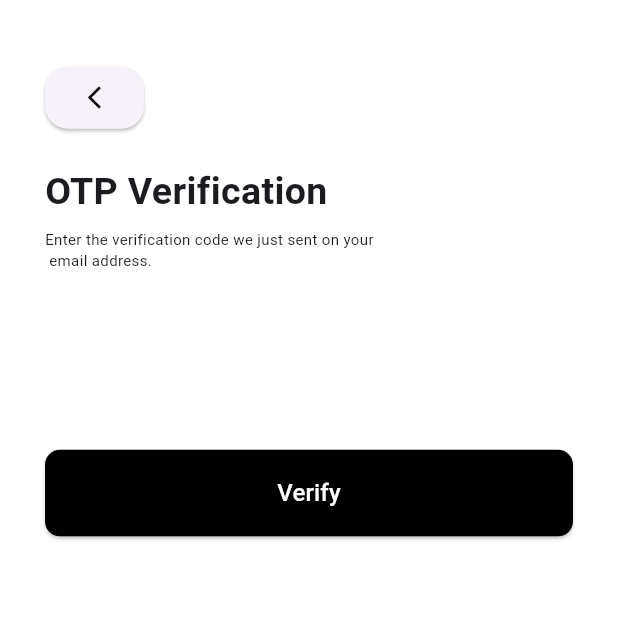
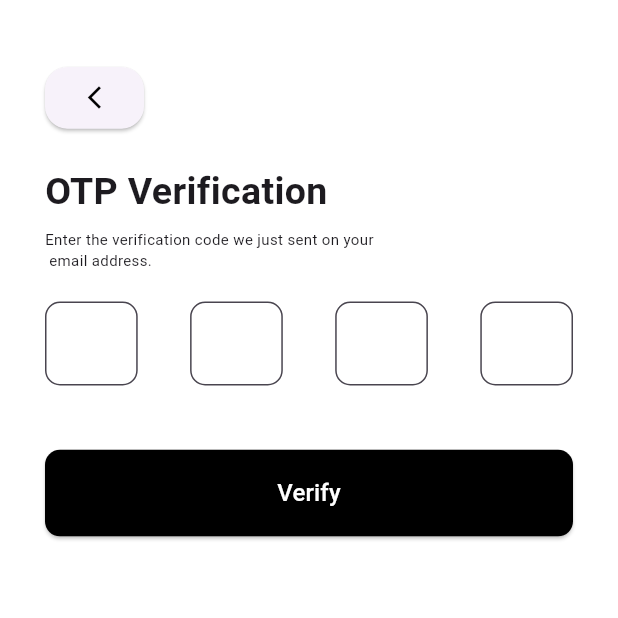
Before and after one commit to MIXThanakorn/flutter_speed_ui_app, a Flutter app: the D05PageUI screen opened directly, on a phone screen of 412 x 824 dp, the top half of it. Run offline on Flutter 3.47's test engine with Material 3 defaults, Android fonts, the phone set to English and light mode, and no system bars; our stand-ins replace font_awesome_flutter, google_fonts.

Commit message:
V2.1 : fixed d page

```diff
--- a/lib/views/d05_page_ui.dart
+++ b/lib/views/d05_page_ui.dart
@@ -71,23 +71,28 @@ class _D05PageUIState extends State<D05PageUI> {
                 ),
                 SizedBox(height: MediaQuery.of(context).size.height * 0.025),
                 Row(
-                  children: [
-                    SizedBox(
+                  mainAxisAlignment: MainAxisAlignment.spaceBetween,
+                  children: List.generate(4, (index) {
+                    return SizedBox(
                       height: MediaQuery.of(context).size.height * 0.09,
                       width: MediaQuery.of(context).size.width * 0.15,
                       child: TextField(
+                        maxLength: 1,
                         keyboardType: TextInputType.number,
+                        textAlign: TextAlign.center,
+                        textInputAction: TextInputAction.next,
                         decoration: InputDecoration(
+                          counterText: '',
                           fillColor: Colors.white,
                           filled: true,
-                          border: UnderlineInputBorder(
+                          border: OutlineInputBorder(
                             borderRadius: BorderRadius.circular(10),
-                            borderSide: BorderSide.none,
                           ),
                         ),
+                        onChanged: (value) {},
                       ),
-                    ),
-                  ],
+                    );
+                  }),
                 ),
                 SizedBox(height: MediaQuery.of(context).size.height * 0.03),
                 ElevatedButton(
```
Also changed, not shown: lib/views/d07_page_ui.dart (+48 -1 lines).
